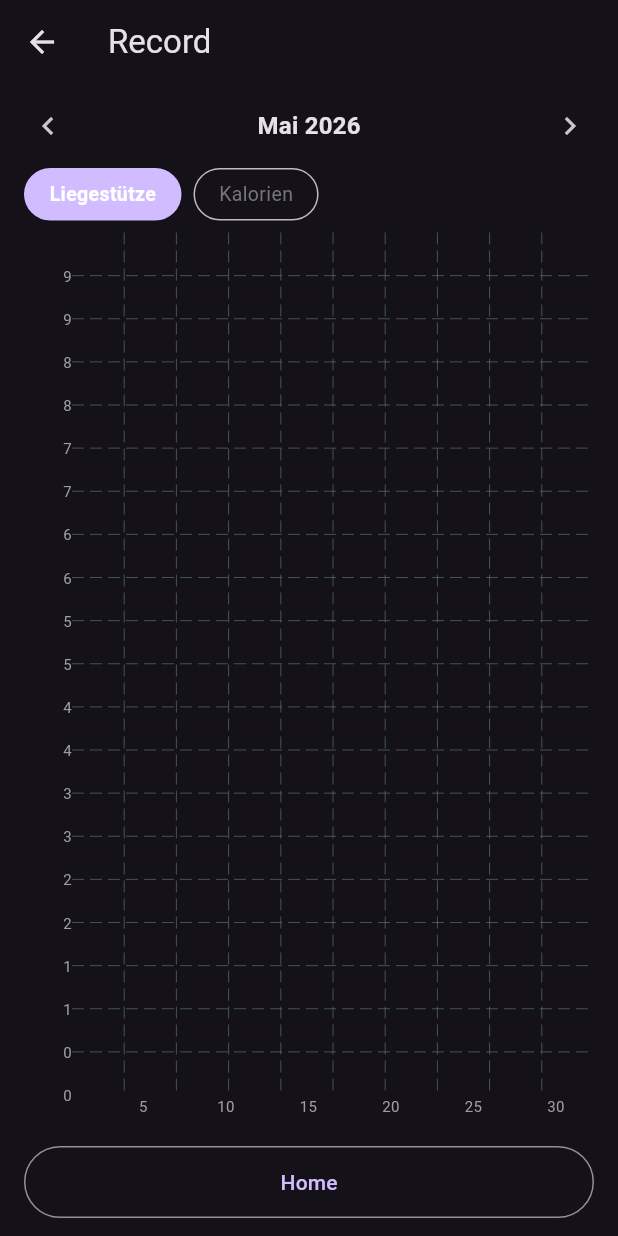
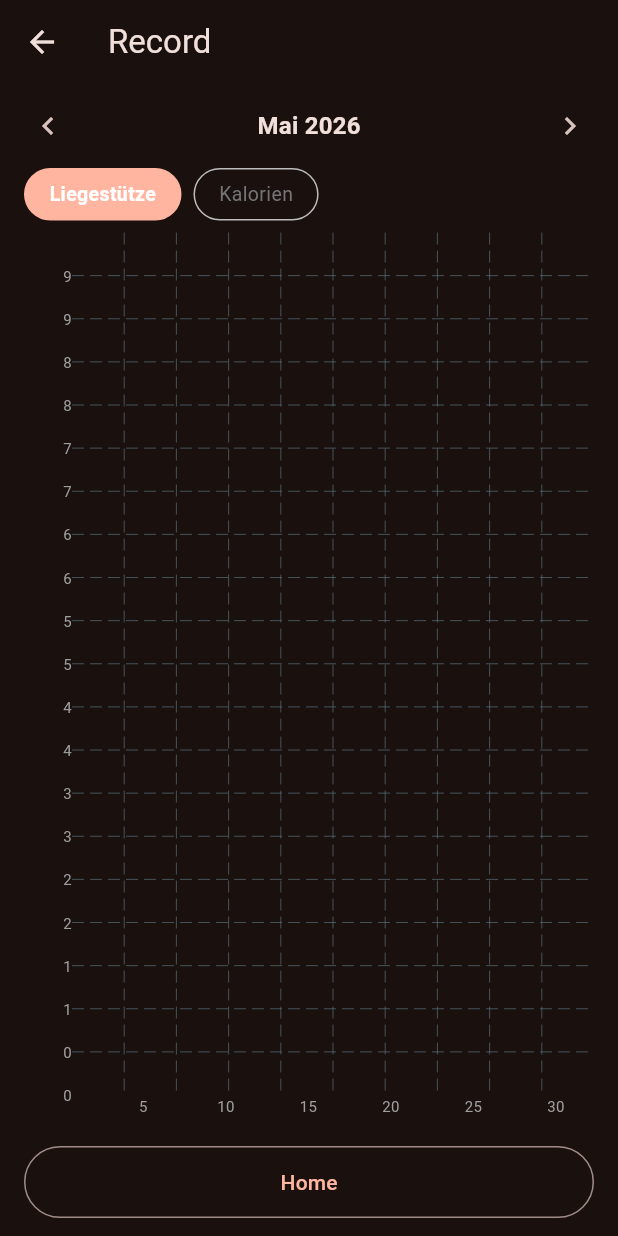
Before and after one commit to simonro0/apex_push, a Flutter app: the screen it shows after launch, after a tap on "RECORD", on a phone screen of 412 x 824 dp. Run offline on Flutter 3.47's test engine with Material 3 defaults, Android fonts, the phone set to English and light mode, and no system bars; drawn by our look-alikes of fl_chart; our stand-ins replace csv, file_picker, sensors_plus, share_plus, shared_preferences, sqflite; missing offline and left inert: proximity_sensor; accounts and stored records are empty.

Commit message:
feat: hero image, theme switcher, i18n, settings screen, fix difficulty prompt
- Replace history list on dashboard with push-up hero image (PNG, luminosity-to-alpha cutout filter)
- Add SettingsProvider (ThemeMode + locale, SharedPreferences persistence)
- Add AppLocalizations with de/en translation map; context.t() / context.tr() helpers
- Add SettingsScreen (theme picker, language picker, CSV/puud import-export)
- Wire MultiProvider in main.dart; Material 3 themes seeded from deepOrange
- Fix: difficulty feedback dialog now only shown after structured training, not free practice

Co-Authored-By: Claude Sonnet 4.6 <noreply@anthropic.com>

```diff
--- /dev/null
+++ b/lib/logic/settings_provider.dart
@@ -0,0 +1,43 @@
+import 'package:flutter/material.dart';
+import 'package:shared_preferences/shared_preferences.dart';
+
+class SettingsProvider with ChangeNotifier {
+  ThemeMode _themeMode = ThemeMode.dark;
+  String _locale = 'de';
+
+  ThemeMode get themeMode => _themeMode;
+  String get locale => _locale;
+
+  Future<void> load() async {
+    final prefs = await SharedPreferences.getInstance();
+    _themeMode = _modeFromString(prefs.getString('theme_mode') ?? 'dark');
+    _locale = prefs.getString('locale') ?? 'de';
+    notifyListeners();
+  }
+
+  Future<void> setThemeMode(ThemeMode mode) async {
+    _themeMode = mode;
+    final prefs = await SharedPreferences.getInstance();
+    await prefs.setString('theme_mode', _modeToString(mode));
+    notifyListeners();
+  }
+
+  Future<void> setLocale(String locale) async {
+    _locale = locale;
+    final prefs = await SharedPreferences.getInstance();
+    await prefs.setString('locale', locale);
+    notifyListeners();
+  }
+
+  static ThemeMode _modeFromString(String s) => switch (s) {
+        'light' => ThemeMode.light,
+        'system' => ThemeMode.system,
+        _ => ThemeMode.dark,
+      };
+
+  static String _modeToString(ThemeMode m) => switch (m) {
+        ThemeMode.light => 'light',
+        ThemeMode.system => 'system',
+        _ => 'dark',
+      };
+}
--- a/lib/main.dart
+++ b/lib/main.dart
@@ -2,35 +2,41 @@ import 'package:apex_push/ui/dashboard_screen.dart';
 import 'package:flutter/material.dart';
 import 'package:provider/provider.dart';
 
+import 'logic/settings_provider.dart';
 import 'logic/workout_provider.dart';
 
 void main() {
   runApp(
-    ChangeNotifierProvider(
-      create: (context) => WorkoutProvider(),
-      child: ApexPushApp(),
+    MultiProvider(
+      providers: [
+        ChangeNotifierProvider(create: (_) => WorkoutProvider()),
+        ChangeNotifierProvider(create: (_) => SettingsProvider()..load()),
+      ],
+      child: const ApexPushApp(),
     ),
   );
 }
 
-class ApexPushApp extends StatefulWidget {
+class ApexPushApp extends StatelessWidget {
   const ApexPushApp({super.key});
 
   @override
-  State<ApexPushApp> createState() => _ApexPushAppState();
-}
-
-class _ApexPushAppState extends State<ApexPushApp> {
-  ThemeMode _themeMode = ThemeMode.dark; // Multiple theme support
-
-  @override
   Widget build(BuildContext context) {
+    final settings = context.watch<SettingsProvider>();
     return MaterialApp(
       title: 'ApexPush',
-      theme: ThemeData.light(),
-      darkTheme: ThemeData.dark(),
-      themeMode: _themeMode,
-      home: DashboardScreen(),
+      theme: _buildTheme(Brightness.light),
+      darkTheme: _buildTheme(Brightness.dark),
+      themeMode: settings.themeMode,
+      home: const DashboardScreen(),
     );
   }
+
+  static ThemeData _buildTheme(Brightness brightness) => ThemeData(
+        colorScheme: ColorScheme.fromSeed(
+          seedColor: Colors.deepOrange,
+          brightness: brightness,
+        ),
+        useMaterial3: true,
+      );
 }
--- a/lib/ui/dashboard_screen.dart
+++ b/lib/ui/dashboard_screen.dart
@@ -1,12 +1,12 @@
 import 'package:flutter/material.dart';
 import 'package:provider/provider.dart';
 
-import '../data/csv_service.dart';
+import '../l10n/app_localizations.dart';
 import '../logic/workout_provider.dart';
 import '../models/workout.dart';
 import 'level_picker_screen.dart';
 import 'record_screen.dart';
-import 'widgets/workout_stat_card.dart';
+import 'settings_screen.dart';
 import 'workout/workout_screen.dart';
 
 class DashboardScreen extends StatefulWidget {
@@ -33,22 +33,15 @@ class _DashboardScreenState extends State<DashboardScreen> {
 
     return Scaffold(
       appBar: AppBar(
-        title: const Text('ApexPush'),
+        title: Text(context.t('app_title')),
         actions: [
           IconButton(
-            icon: const Icon(Icons.upload_file),
-            tooltip: 'CSV exportieren',
-            onPressed: () => CsvService.exportToCsv(provider.history),
-          ),
-          IconButton(
-            icon: const Icon(Icons.download),
-            tooltip: 'CSV importieren',
-            onPressed: () => _importCsv(context, provider),
-          ),
-          IconButton(
-            icon: const Icon(Icons.restore),
-            tooltip: '.puud importieren',
-            onPressed: () => _importPuud(context, provider),
+            icon: const Icon(Icons.settings_outlined),
+            tooltip: context.t('settings'),
+            onPressed: () => Navigator.push(
+              context,
+              MaterialPageRoute(builder: (_) => const SettingsScreen()),
+            ),
           ),
         ],
       ),
@@ -58,37 +51,14 @@ class _DashboardScreenState extends State<DashboardScreen> {
           _StatsBar(provider: provider),
           _ActiveProgramTile(
             program: provider.activeProgram,
-            onTap:   () => _openLevelPicker(context, provider),
+            onTap: () => _openLevelPicker(context, provider),
           ),
-          Padding(
-            padding: const EdgeInsets.fromLTRB(16, 8, 16, 4),
-            child: Row(
-              mainAxisAlignment: MainAxisAlignment.spaceBetween,
-              children: [
-                Text('Verlauf', style: Theme.of(context).textTheme.headlineSmall),
-                if (provider.history.isNotEmpty)
-                  Text(
-                    '${provider.history.length} Sessions',
-                    style: const TextStyle(color: Colors.grey),
-                  ),
-              ],
-            ),
-          ),
-          Expanded(
-            child: provider.history.isEmpty
-                ? const Center(child: Text('Kein Training vorhanden. Jetzt starten!'))
-                : ListView.builder(
-                    itemCount: provider.history.length,
-                    itemBuilder: (_, i) => WorkoutStatCard(provider.history[i]),
-                  ),
-          ),
+          const Expanded(child: _HeroImage()),
           _NavigationButtons(provider: provider),
         ],
       ),
     );
   }
-
-  // ── Level picker ───────────────────────────────────────────────────────────
 
   Future<void> _openLevelPicker(
       BuildContext context, WorkoutProvider provider) async {
@@ -102,37 +72,33 @@ class _DashboardScreenState extends State<DashboardScreen> {
       await provider.saveActiveProgram(result);
     }
   }
+}
 
-  // ── Import helpers ─────────────────────────────────────────────────────────
+// ── Hero image (push-up illustration, background cut out via luminosity mask) ─
 
-  Future<void> _importCsv(BuildContext context, WorkoutProvider provider) async {
-    final imported = await CsvService.importFromCsv();
-    if (!context.mounted) return;
-    if (imported.isEmpty) {
-      ScaffoldMessenger.of(context).showSnackBar(
-        const SnackBar(content: Text('Keine Daten importiert.')),
-      );
-      return;
-    }
-    await provider.saveMultipleWorkouts(imported);
-    if (!context.mounted) return;
-    ScaffoldMessenger.of(context).showSnackBar(
-      SnackBar(content: Text('${imported.length} Einträge importiert.')),
+class _HeroImage extends StatelessWidget {
+  const _HeroImage();
+
+  // Luminosity-to-alpha with threshold: A' = 3*lum - 0.302
+  // Dark pixels (background ~#0d0d0d) become fully transparent.
+  // Bright / coloured pixels remain opaque.
+  static const _cutoutFilter = ColorFilter.matrix([
+    1, 0, 0, 0, 0,
+    0, 1, 0, 0, 0,
+    0, 0, 1, 0, 0,
+    0.6378, 2.1456, 0.2166, 0, -77,
+  ]);
+
+  @override
+  Widget build(BuildContext context) {
+    return ColorFiltered(
+      colorFilter: _cutoutFilter,
+      child: Image.asset(
+        'assets/images/pushup.png',
+        fit: BoxFit.contain,
+        alignment: Alignment.bottomCenter,
+      ),
     );
-  }
-
-  Future<void> _importPuud(BuildContext context, WorkoutProvider provider) async {
-    ScaffoldMessenger.of(context).showSnackBar(
-      const SnackBar(content: Text('Datei wird geöffnet…')),
-    );
-    final count = await provider.importFromPuud();
-    if (!context.mounted) return;
-    final msg = switch (count) {
-      -1 => 'Abgebrochen.',
-      0  => 'Keine Daten gefunden.',
-      _  => '$count Einträge importiert.',
-    };
-    ScaffoldMessenger.of(context).showSnackBar(SnackBar(content: Text(msg)));
   }
 }
 
@@ -150,10 +116,16 @@ class _StatsBar extends StatelessWidget {
       child: Row(
         mainAxisAlignment: MainAxisAlignment.spaceAround,
         children: [
-          _StatCell(label: 'Best Record', value: '${provider.bestDayCount}/d'),
-          _StatCell(label: 'Total',       value: '${provider.totalCount}'),
           _StatCell(
-            label: 'Average',
+            label: context.t('best_record'),
+            value: '${provider.bestDayCount}/d',
+          ),
+          _StatCell(
+            label: context.t('total'),
+            value: '${provider.totalCount}',
+          ),
+          _StatCell(
+            label: context.t('average'),
             value: '${provider.averageDailyCount.toStringAsFixed(0)}/d',
           ),
         ],
@@ -176,9 +148,9 @@ class _StatCell extends StatelessWidget {
         Text(
           value,
           style: Theme.of(context).textTheme.titleMedium?.copyWith(
-            fontWeight: FontWeight.bold,
-            color: Theme.of(context).colorScheme.primary,
-          ),
+                fontWeight: FontWeight.bold,
+                color: Theme.of(context).colorScheme.primary,
+              ),
         ),
       ],
     );
@@ -190,7 +162,7 @@ class _StatCell extends StatelessWidget {
 class _ActiveProgramTile extends StatelessWidget {
   const _ActiveProgramTile({required this.program, required this.onTap});
   final ActiveProgram program;
-  final VoidCallback  onTap;
+  final VoidCallback onTap;
 
   @override
   Widget build(BuildContext context) {
@@ -203,7 +175,7 @@ class _ActiveProgramTile extends StatelessWidget {
             const Icon(Icons.fitness_center, size: 18),
             const SizedBox(width: 8),
             Text(
-              'Aktuelles Level: ',
+              '${context.t('current_level')}: ',
               style: Theme.of(context).textTheme.bodyMedium,
             ),
             Text(
@@ -248,7 +220,10 @@ class _NavigationButtons extends StatelessWidget {
                   ),
                 ),
                 icon: const Icon(Icons.play_arrow),
-                label: const Text('TRAINING', style: TextStyle(fontSize: 17)),
+                label: Text(
+                  context.t('training'),
+                  style: const TextStyle(fontSize: 17),
+                ),
                 onPressed: () => Navigator.push(
                   context,
                   MaterialPageRoute(builder: (_) => const WorkoutScreen()),
@@ -267,11 +242,15 @@ class _NavigationButtons extends StatelessWidget {
                       ),
                     ),
                     icon: const Icon(Icons.self_improvement, size: 20),
-                    label: const Text('PRACTICE', style: TextStyle(fontSize: 15)),
+                    label: Text(
+                      context.t('practice'),
+                      style: const TextStyle(fontSize: 15),
+                    ),
                     onPressed: () => Navigator.push(
                       context,
                       MaterialPageRoute(
-                        builder: (_) => const WorkoutScreen(isFreeTraining: true),
+                        builder: (_) =>
+                            const WorkoutScreen(isFreeTraining: true),
                       ),
                     ),
                   ),
@@ -286,11 +265,15 @@ class _NavigationButtons extends StatelessWidget {
                       ),
                     ),
                     icon: const Icon(Icons.bar_chart, size: 20),
-                    label: const Text('RECORD', style: TextStyle(fontSize: 15)),
+                    label: Text(
+                      context.t('record'),
+                      style: const TextStyle(fontSize: 15),
+                    ),
                     onPressed: () => Navigator.push(
                       context,
                       MaterialPageRoute(
-                        builder: (_) => RecordScreen(history: provider.history),
+                        builder: (_) =>
+                            RecordScreen(history: provider.history),
                       ),
                     ),
                   ),
--- a/lib/ui/workout/workout_screen.dart
+++ b/lib/ui/workout/workout_screen.dart
@@ -132,6 +132,7 @@ class _WorkoutScreenState extends State<WorkoutScreen> {
       if (!mounted) return;
     }
 
+    if (!isFree) {
       final direction = await _showFeedbackDialog(context);
       if (direction == null || !mounted) return;
 
@@ -143,6 +144,8 @@ class _WorkoutScreenState extends State<WorkoutScreen> {
       }
 
       if (!mounted) return;
+    }
+
     Navigator.pop(context);
   }
 
--- a/pubspec.yaml
+++ b/pubspec.yaml
@@ -70,10 +70,8 @@ flutter:
   # the material Icons class.
   uses-material-design: true
 
-  # To add assets to your application, add an assets section, like this:
-  # assets:
-  #   - images/a_dot_burr.jpeg
-  #   - images/a_dot_ham.jpeg
+  assets:
+    - assets/images/
 
   # An image asset can refer to one or more resolution-specific "variants", see
   # https://flutter.dev/to/resolution-aware-images
```
Also changed, not shown: lib/l10n/app_localizations.dart (added, +90 -0 lines), lib/ui/settings_screen.dart (added, +305 -0 lines), assets/images/pushup.png (added), 1 other file. Lines whose indentation alone changed are shown as unchanged.
